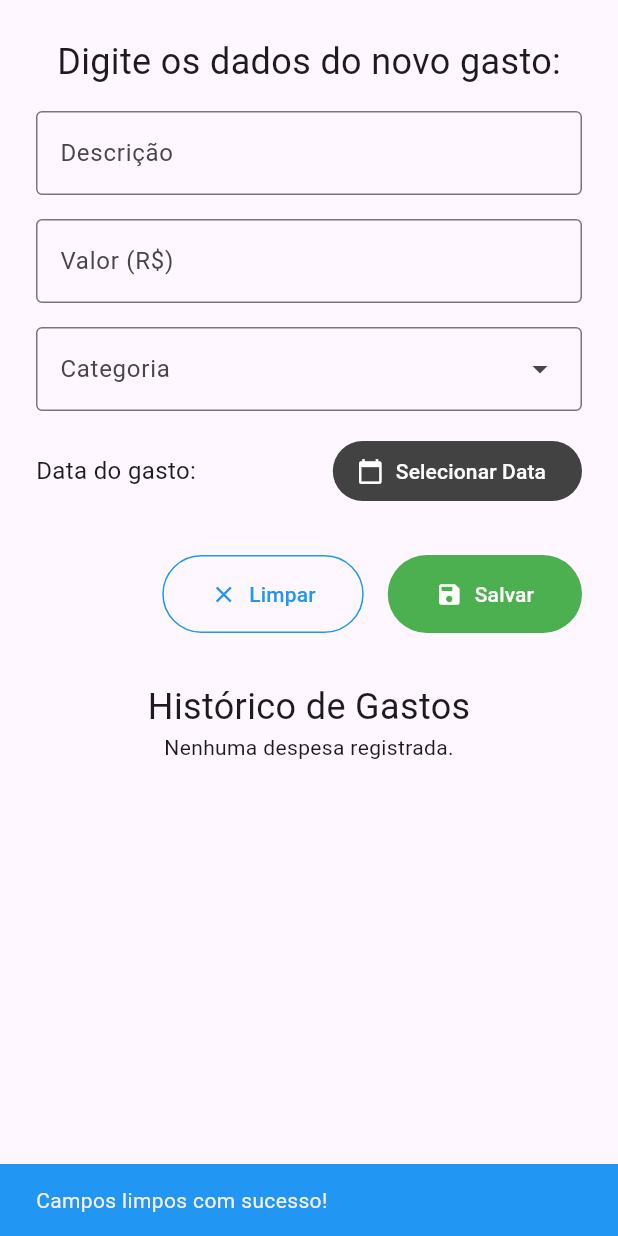
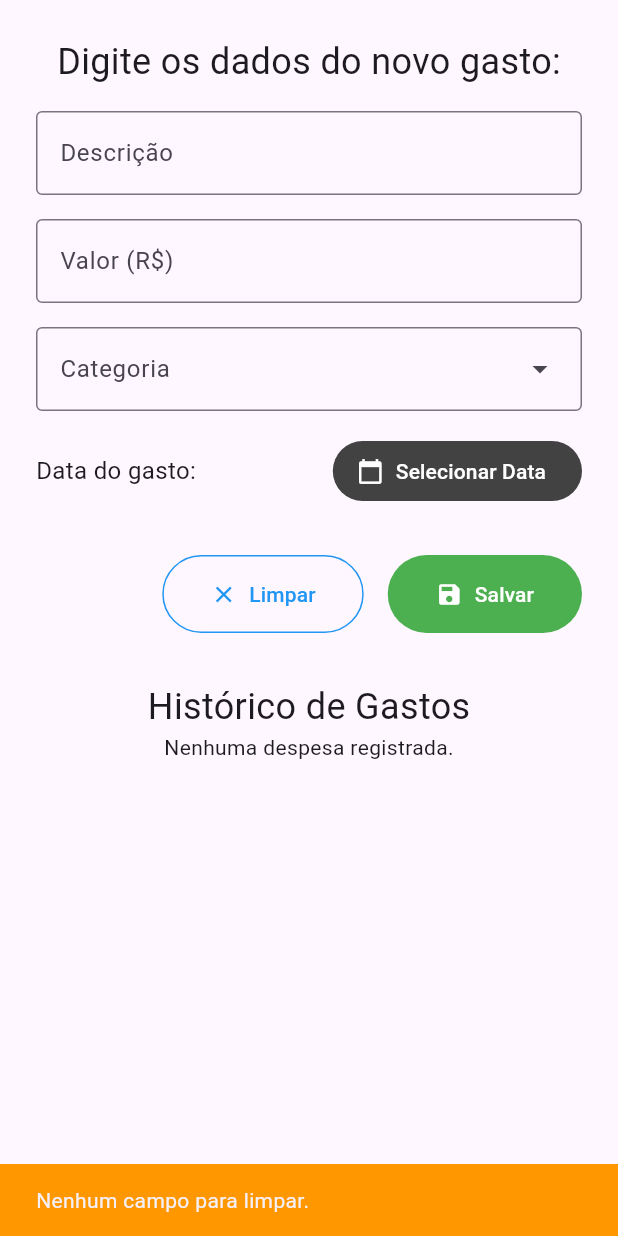
Before and after one commit to elipe1/controle_financeiro, a Flutter app: the Expense widget shown alone on an empty page, opened directly, after a tap on "Limpar", on a phone screen of 412 x 824 dp. Run offline on Flutter 3.47's test engine with Material 3 defaults, Android fonts, the phone set to English and light mode, and no system bars; our stand-ins replace cloud_firestore, firebase_core; accounts and stored records are empty.

Commit message:
feat: udpate somethings kkkk

```diff
--- a/lib/category.dart
+++ /dev/null
@@ -1,13 +0,0 @@
-class Categories {
-  static List<String> all = [
-    'Alimentação',
-    'Transporte',
-    'Saúde',
-    'Educação',
-    'Lazer',
-    'Moradia',
-    'Vestuário',
-    'Negócios',
-    'Outros',
-  ];
-}
--- a/lib/earning_category.dart
+++ b/lib/earning_category.dart
@@ -1,13 +1,13 @@
 class EarningCategories {
-  static const String salario = 'Salário';
-  static const String investimento = 'Investimento';
-  static const String bonus = 'Bônus';
-  static const String outros = 'Outros';
+  static String salary = 'Salário';
+  static String investment = 'Investimento';
+  static String bonus = 'Bônus';
+  static String others = 'Outros';
 
-  static const List<String> all = [
-    salario,
-    investimento,
+  static List<String> all = [
+    salary,
+    investment,
     bonus,
-    outros,
+    others,
   ];
 }
--- /dev/null
+++ b/lib/expense_category.dart
@@ -0,0 +1,23 @@
+class ExpenseCategory {
+  static String food = 'Alimentação';
+  static String transport = 'Transporte';
+  static String health = 'Saúde';
+  static String education = 'Educação';
+  static String leisure = 'Lazer';
+  static String housing = 'Moradia';
+  static String clothing = 'Vestuário';
+  static String business = 'Negócios';
+  static String others = 'Outros';
+
+  static List<String> all = [
+    food,
+    transport,
+    health,
+    education,
+    leisure,
+    housing,
+    clothing,
+    business,
+    others,
+  ];
+}
--- a/lib/screens/earnings_screen.dart
+++ b/lib/screens/earnings_screen.dart
@@ -1,6 +1,5 @@
 import 'package:cloud_firestore/cloud_firestore.dart';
 import 'package:controle_financeiro/earning_category.dart';
-import 'package:controle_financeiro/models/earning.dart';
 import 'package:flutter/material.dart';
 import 'package:uuid/uuid.dart';
 
--- a/lib/screens/expenses_screen.dart
+++ b/lib/screens/expenses_screen.dart
@@ -1,5 +1,5 @@
 import 'package:cloud_firestore/cloud_firestore.dart';
-import 'package:controle_financeiro/category.dart';
+import 'package:controle_financeiro/expense_category.dart';
 import 'package:flutter/material.dart';
 
 class ExpensesScreen extends StatefulWidget {
@@ -142,7 +142,7 @@ class _ExpensesScreenState extends State<ExpensesScreen> {
               enableSearch: false,
               enableFilter: false,
               requestFocusOnTap: false,
-              dropdownMenuEntries: Categories.all.map((String cat) {
+              dropdownMenuEntries: ExpenseCategory.all.map((String cat) {
                 return DropdownMenuEntry<String>(value: cat, label: cat);
               }).toList(),
               onSelected: (String? newValue) {
--- a/lib/screens/new_expense.dart
+++ b/lib/screens/new_expense.dart
@@ -1,5 +1,5 @@
 import 'package:cloud_firestore/cloud_firestore.dart';
-import 'package:controle_financeiro/category.dart';
+import 'package:controle_financeiro/expense_category.dart';
 import 'package:flutter/material.dart';
 
 class Expense extends StatefulWidget {
@@ -114,7 +114,7 @@ class _ExpenseState extends State<Expense> {
               enableSearch: false,
               enableFilter: false,
               requestFocusOnTap: false,
-              dropdownMenuEntries: Categories.all.map((String cat) {
+              dropdownMenuEntries: ExpenseCategory.all.map((String cat) {
                 return DropdownMenuEntry<String>(value: cat, label: cat);
               }).toList(),
               onSelected: (String? newValue) {
@@ -180,12 +180,24 @@ class _ExpenseState extends State<Expense> {
                   onPressed: () {
                     _clearFields();
                     if (mounted) {
-                      ScaffoldMessenger.of(context).showSnackBar(
-                        const SnackBar(
-                          content: Text('Campos limpos com sucesso!'),
-                          backgroundColor: Colors.blue,
-                        ),
-                      );
+                      if (date == null &&
+                          category == null &&
+                          description.text.isEmpty &&
+                          value.text.isEmpty) {
+                        ScaffoldMessenger.of(context).showSnackBar(
+                          SnackBar(
+                            content: Text('Nenhum campo para limpar.'),
+                            backgroundColor: Colors.orange,
+                          ),
+                        );
+                      } else {
+                        ScaffoldMessenger.of(context).showSnackBar(
+                          SnackBar(
+                            content: Text('Campos limpos com sucesso!'),
+                            backgroundColor: Colors.blue,
+                          ),
+                        );
+                      }
                     }
                   },
                   icon: const Icon(Icons.clear),
@@ -216,10 +228,7 @@ class _ExpenseState extends State<Expense> {
               ],
             ),
             const SizedBox(height: 32),
-            const Text(
-              "Histórico de Gastos",
-              style: TextStyle(fontSize: 24),
-            ),
+            const Text("Histórico de Gastos", style: TextStyle(fontSize: 24)),
             _buildExpensesList(),
           ],
         ),
```
